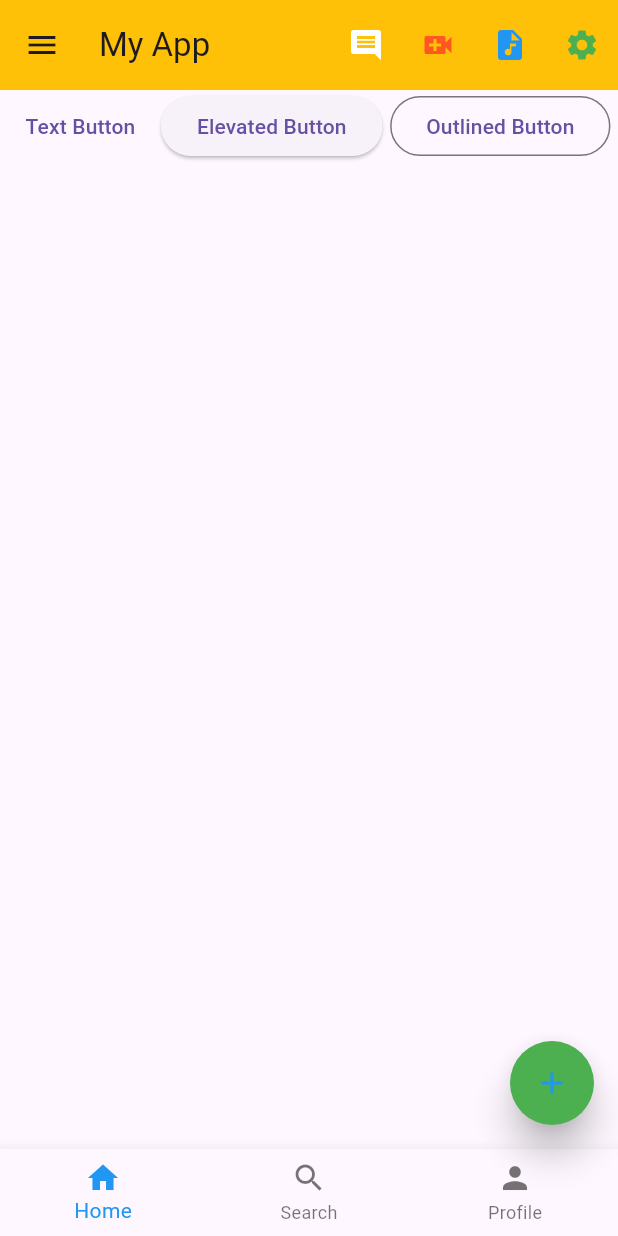
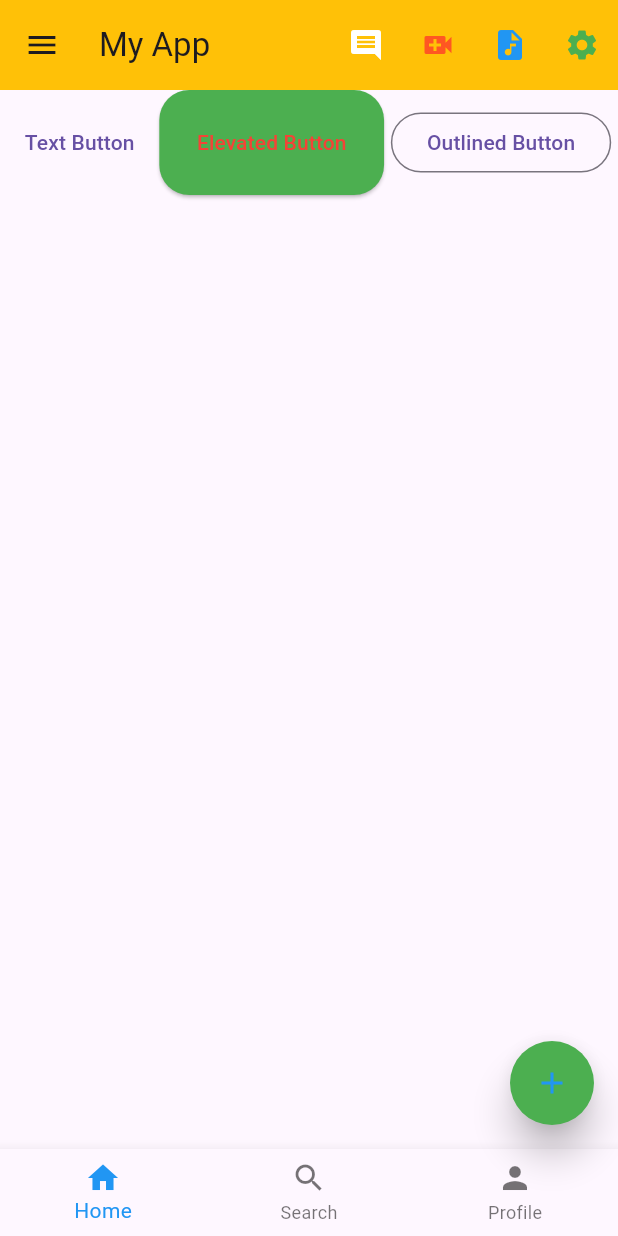
Before and after one commit to rifatalam26/my-first-app, a Flutter app: the screen it shows after launch, on a phone screen of 412 x 824 dp. Run offline on Flutter 3.47's test engine with Material 3 defaults, Android fonts, the phone set to English and light mode, and no system bars.

Commit message:
first app run=> 1

```diff
--- a/lib/main.dart
+++ b/lib/main.dart
@@ -35,6 +35,14 @@ class _HomeActivityState extends State<HomeActivity> {
 
   @override
   Widget build(BuildContext context) {
+    ButtonStyle buttonStyle=ElevatedButton.styleFrom(
+      padding: EdgeInsets.all(25),
+          backgroundColor: Colors.green,
+      foregroundColor: Colors.red,
+      shape: RoundedRectangleBorder(
+        borderRadius: BorderRadius.all(Radius.circular(20))
+        )
+    );
     return Scaffold(
         appBar: AppBar(
           title: Text("My App"),
@@ -221,7 +229,7 @@ class _HomeActivityState extends State<HomeActivity> {
                   MySnackBar("This is Elevated Button", context);
                   MySnackBar("This is Elevated Button", context);
                 },
-                child: Text("Elevated Button")),
+                child: Text("Elevated Button"),style: buttonStyle,),
             OutlinedButton(
                 onPressed: () {
                   MySnackBar("This is Outlined Button", context);
```
